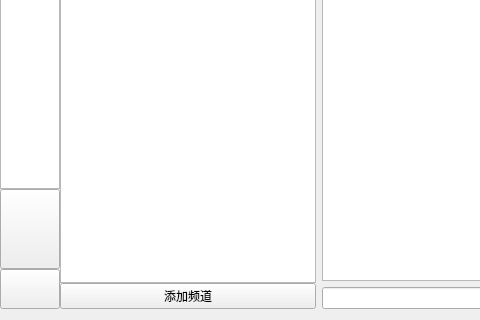
This is src/ui/mainwidget.ui in colutius/colutius_old as Qt 5 draws it before an edit; both pictures show x 0 to 480 and y 492 to 812 of the 1212 by 812 pixel window. The edited form follows.
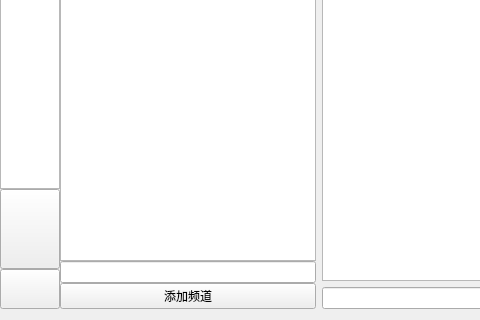
This is the edited form.

```diff
--- a/src/ui/mainwidget.ui
+++ b/src/ui/mainwidget.ui
@@ -125,6 +125,16 @@
          </property>
         </widget>
        </item>
+       <item>
+        <widget class="QLineEdit" name="channelEdit">
+         <property name="sizePolicy">
+          <sizepolicy hsizetype="Minimum" vsizetype="Fixed">
+           <horstretch>0</horstretch>
+           <verstretch>0</verstretch>
+          </sizepolicy>
+         </property>
+        </widget>
+       </item>
        <item>
         <widget class="QPushButton" name="addChannelBtn">
          <property name="text">
```
